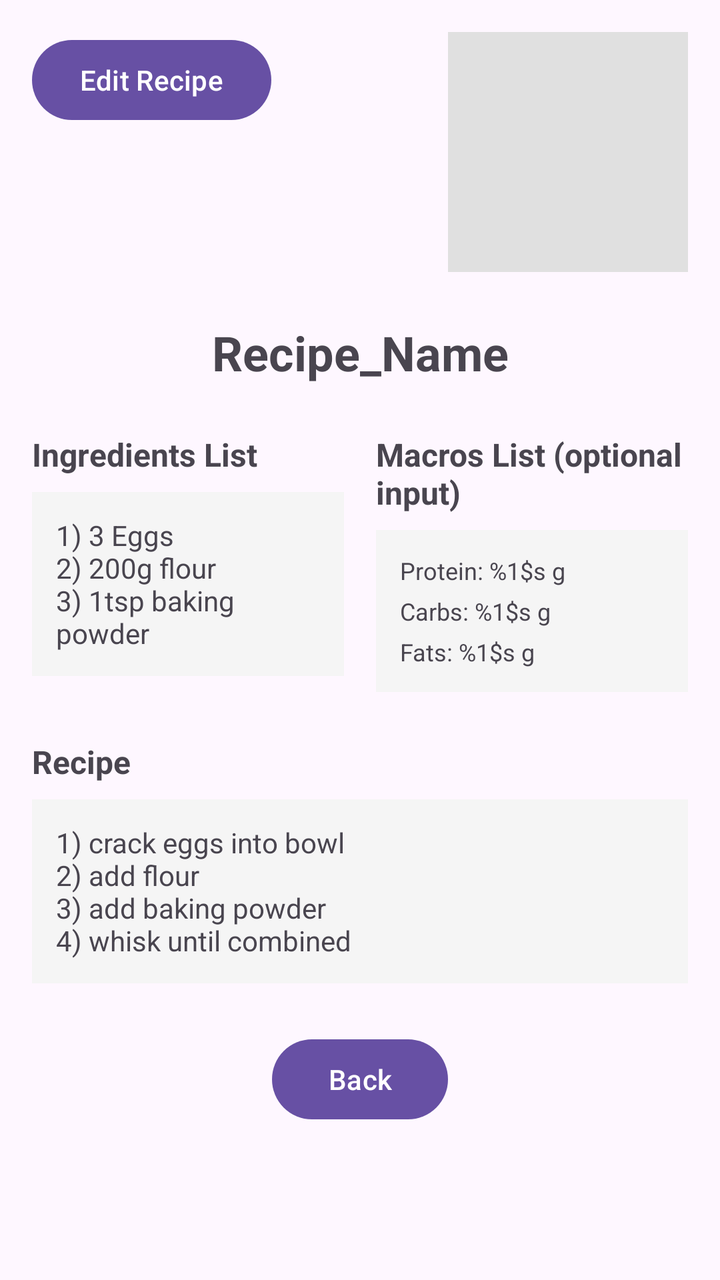
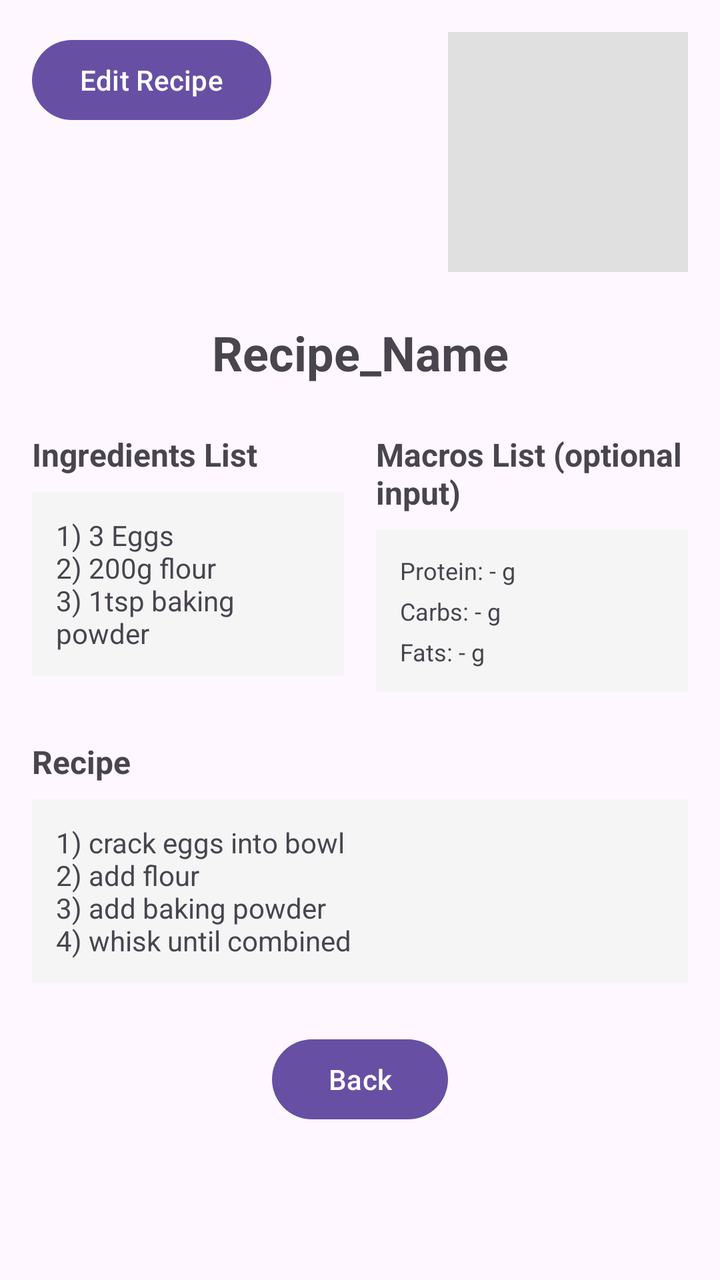

Compare the two renders of this Android layout. The source of the first and the diff that turns it into the second are given below.
<!-- AndroidManifest.xml: application theme Theme.CulinaryCompanion -->
<!-- res/layout/fragment_recipe_view.xml -->
<?xml version="1.0" encoding="utf-8"?>
<androidx.core.widget.NestedScrollView xmlns:android="http://schemas.android.com/apk/res/android"
    xmlns:app="http://schemas.android.com/apk/res-auto"
    android:layout_width="match_parent"
    android:layout_height="match_parent">

    <androidx.constraintlayout.widget.ConstraintLayout
        android:layout_width="match_parent"
        android:layout_height="wrap_content"
        android:padding="16dp">

        <Button
            android:id="@+id/btn_edit_recipe"
            android:layout_width="wrap_content"
            android:layout_height="wrap_content"
            android:text="@string/btn_edit_recipe"
            android:textSize="14sp"
            app:layout_constraintTop_toTopOf="parent"
            app:layout_constraintStart_toStartOf="parent" />

        <ImageView
            android:id="@+id/iv_dish_image"
            android:layout_width="120dp"
            android:layout_height="120dp"
            android:scaleType="centerCrop"
            android:background="#E0E0E0"
            android:contentDescription="@string/cd_recipe_image"
            app:layout_constraintTop_toTopOf="parent"
            app:layout_constraintEnd_toEndOf="parent" />

        <TextView
            android:id="@+id/tv_recipe_name"
            android:layout_width="0dp"
            android:layout_height="wrap_content"
            android:layout_marginTop="24dp"
            android:text="@string/placeholder_recipe_name"
            android:textSize="24sp"
            android:textStyle="bold"
            android:gravity="center"
            app:layout_constraintTop_toBottomOf="@id/iv_dish_image"
            app:layout_constraintStart_toStartOf="parent"
            app:layout_constraintEnd_toEndOf="parent" />

        <LinearLayout
            android:id="@+id/layout_content"
            android:layout_width="0dp"
            android:layout_height="wrap_content"
            android:layout_marginTop="24dp"
            android:orientation="horizontal"
            android:weightSum="2"
            app:layout_constraintTop_toBottomOf="@id/tv_recipe_name"
            app:layout_constraintStart_toStartOf="parent"
            app:layout_constraintEnd_toEndOf="parent">

            
            <LinearLayout
                android:layout_width="0dp"
                android:layout_height="wrap_content"
                android:layout_weight="1"
                android:layout_marginEnd="8dp"
                android:orientation="vertical">

                <TextView
                    android:id="@+id/tv_ingredients_label"
                    android:layout_width="wrap_content"
                    android:layout_height="wrap_content"
                    android:text="@string/label_ingredients"
                    android:textSize="16sp"
                    android:textStyle="bold" />

                <TextView
                    android:id="@+id/tv_ingredients"
                    android:layout_width="match_parent"
                    android:layout_height="wrap_content"
                    android:layout_marginTop="8dp"
                    android:text="1) 3 Eggs\n2) 200g flour\n3) 1tsp baking powder"
                    android:textSize="14sp"
                    android:background="#F5F5F5"
                    android:padding="12dp" />

            </LinearLayout>

            
            <LinearLayout
                android:layout_width="0dp"
                android:layout_height="wrap_content"
                android:layout_weight="1"
                android:layout_marginStart="8dp"
                android:orientation="vertical">

                <TextView
                    android:id="@+id/tv_macros_label"
                    android:layout_width="wrap_content"
                    android:layout_height="wrap_content"
                    android:text="@string/label_macros"
                    android:textSize="16sp"
                    android:textStyle="bold" />

                <LinearLayout
                    android:id="@+id/layout_macros"
                    android:layout_width="match_parent"
                    android:layout_height="wrap_content"
                    android:layout_marginTop="8dp"
                    android:orientation="vertical"
                    android:background="#F5F5F5"
                    android:padding="12dp">

                    <TextView
                        android:layout_width="match_parent"
                        android:layout_height="wrap_content"
                        android:text="@string/macro_protein_format"
                        android:textSize="12sp"
                        android:layout_marginBottom="4dp" />

                    <TextView
                        android:layout_width="match_parent"
                        android:layout_height="wrap_content"
                        android:text="@string/macro_carbs_format"
                        android:textSize="12sp"
                        android:layout_marginBottom="4dp" />

                    <TextView
                        android:layout_width="match_parent"
                        android:layout_height="wrap_content"
                        android:text="@string/macro_fats_format"
                        android:textSize="12sp" />

                </LinearLayout>

            </LinearLayout>

        </LinearLayout>

        <TextView
            android:id="@+id/tv_recipe_label"
            android:layout_width="wrap_content"
            android:layout_height="wrap_content"
            android:layout_marginTop="24dp"
            android:text="@string/label_recipe"
            android:textSize="16sp"
            android:textStyle="bold"
            app:layout_constraintTop_toBottomOf="@id/layout_content"
            app:layout_constraintStart_toStartOf="parent" />

        <TextView
            android:id="@+id/tv_recipe_instructions"
            android:layout_width="0dp"
            android:layout_height="wrap_content"
            android:layout_marginTop="8dp"
            android:text="1) crack eggs into bowl\n2) add flour\n3) add baking powder\n4) whisk until combined"
            android:textSize="14sp"
            android:background="#F5F5F5"
            android:padding="12dp"
            app:layout_constraintTop_toBottomOf="@id/tv_recipe_label"
            app:layout_constraintStart_toStartOf="parent"
            app:layout_constraintEnd_toEndOf="parent" />

        <Button
            android:id="@+id/btn_back"
            android:layout_width="wrap_content"
            android:layout_height="wrap_content"
            android:layout_marginTop="24dp"
            android:text="@string/btn_back"
            android:textSize="14sp"
            app:layout_constraintTop_toBottomOf="@id/tv_recipe_instructions"
            app:layout_constraintStart_toStartOf="parent"
            app:layout_constraintEnd_toEndOf="parent"
            app:layout_constraintBottom_toBottomOf="parent" />

    </androidx.constraintlayout.widget.ConstraintLayout>

</androidx.core.widget.NestedScrollView>
<!-- resources referenced by this layout -->
<resources>
  <string name="btn_back">Back</string>
  <string name="btn_edit_recipe">Edit Recipe</string>
  <string name="cd_recipe_image">Recipe Image</string>
  <string name="label_ingredients">Ingredients List</string>
  <string name="label_macros">Macros List (optional input)</string>
  <string name="label_recipe">Recipe</string>
  <string name="macro_carbs_format">Carbs: %1$s g</string>
  <string name="macro_fats_format">Fats: %1$s g</string>
  <string name="macro_protein_format">Protein: %1$s g</string>
  <string name="placeholder_recipe_name">Recipe_Name</string>
  <style name="Theme.CulinaryCompanion" parent="Base.Theme.CulinaryCompanion" />
  <style name="Base.Theme.CulinaryCompanion" parent="Theme.Material3.DayNight.NoActionBar">
          
          
      </style>
</resources>

<!-- the commit's change to res/layout/fragment_recipe_view.xml (unified diff, before → after) -->
@@ -106,23 +106,26 @@
                     android:padding="12dp">
 
                     <TextView
+                        android:id="@+id/tv_protein"
                         android:layout_width="match_parent"
                         android:layout_height="wrap_content"
-                        android:text="@string/macro_protein_format"
+                        android:text="Protein: - g"
                         android:textSize="12sp"
                         android:layout_marginBottom="4dp" />
 
                     <TextView
+                        android:id="@+id/tv_carbs"
                         android:layout_width="match_parent"
                         android:layout_height="wrap_content"
-                        android:text="@string/macro_carbs_format"
+                        android:text="Carbs: - g"
                         android:textSize="12sp"
                         android:layout_marginBottom="4dp" />
 
                     <TextView
+                        android:id="@+id/tv_fats"
                         android:layout_width="match_parent"
                         android:layout_height="wrap_content"
-                        android:text="@string/macro_fats_format"
+                        android:text="Fats: - g"
                         android:textSize="12sp" />
 
                 </LinearLayout>
<!-- resource entries referenced after the edit -->
@@ -6,9 +6,6 @@
   <string name="label_ingredients">Ingredients List</string>
   <string name="label_macros">Macros List (optional input)</string>
   <string name="label_recipe">Recipe</string>
-  <string name="macro_carbs_format">Carbs: %1$s g</string>
-  <string name="macro_fats_format">Fats: %1$s g</string>
-  <string name="macro_protein_format">Protein: %1$s g</string>
   <string name="placeholder_recipe_name">Recipe_Name</string>
   <style name="Theme.CulinaryCompanion" parent="Base.Theme.CulinaryCompanion" />
   <style name="Base.Theme.CulinaryCompanion" parent="Theme.Material3.DayNight.NoActionBar">
